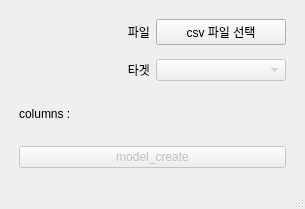
100dlswjd/create_model, file tensor_test/ui/main_form.ui: the form before one commit.
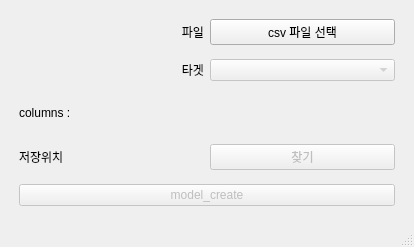
The form after the commit.

Commit message: 모델 저장 위치 설정 하는 ui 추가

```diff
--- a/tensor_test/ui/main_form.ui
+++ b/tensor_test/ui/main_form.ui
@@ -6,8 +6,8 @@
    <rect>
     <x>0</x>
     <y>0</y>
-    <width>305</width>
-    <height>209</height>
+    <width>414</width>
+    <height>247</height>
    </rect>
   </property>
   <property name="windowTitle">
@@ -125,6 +125,39 @@
         </item>
        </layout>
       </item>
+      <item>
+       <layout class="QHBoxLayout" name="horizontalLayout_6">
+        <property name="leftMargin">
+         <number>4</number>
+        </property>
+        <property name="topMargin">
+         <number>4</number>
+        </property>
+        <property name="rightMargin">
+         <number>4</number>
+        </property>
+        <property name="bottomMargin">
+         <number>4</number>
+        </property>
+        <item>
+         <widget class="QLabel" name="label_save_path">
+          <property name="text">
+           <string>저장위치</string>
+          </property>
+         </widget>
+        </item>
+        <item>
+         <widget class="QPushButton" name="pushButton_save_path">
+          <property name="enabled">
+           <bool>false</bool>
+          </property>
+          <property name="text">
+           <string>찾기</string>
+          </property>
+         </widget>
+        </item>
+       </layout>
+      </item>
       <item>
        <layout class="QHBoxLayout" name="horizontalLayout_3">
         <property name="leftMargin">
```
Left out of the diff: 2 changed lines with no effect on the pictures. The commit also changes 1 other file.
